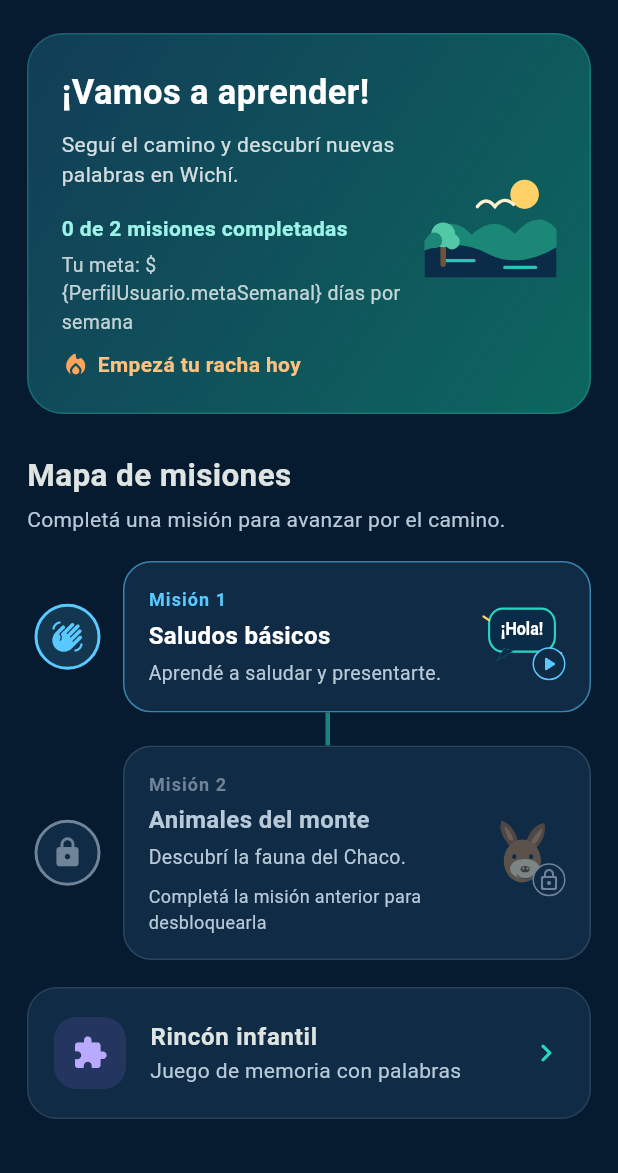
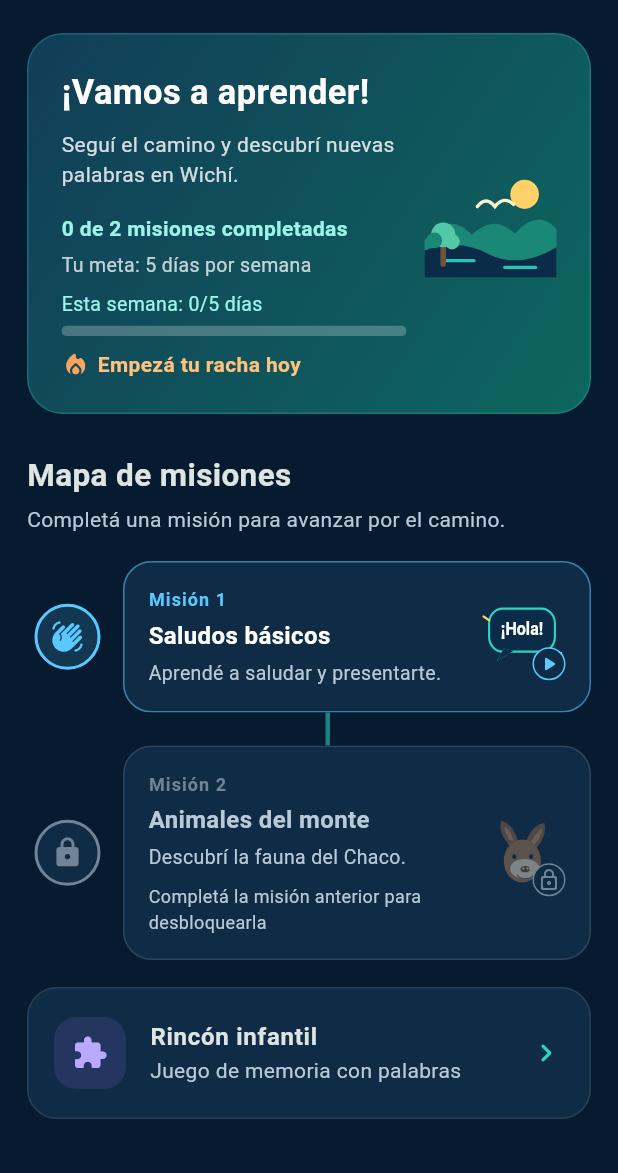
Before and after one commit to Leonardo1991231/duolingo-wichi, a Flutter app: the PantallaInicio screen opened directly, on a phone screen of 412 x 824 dp, the part 63-1236 px from its top. Run offline on Flutter 3.47's test engine with Material 3 defaults, Android fonts, the light colour scheme and no system bars; our stand-ins replace audioplayers, cloud_firestore, firebase_auth, firebase_core, google_sign_in, image_picker and 1 more; missing offline and left inert: record; accounts and stored records are empty.

Commit message:
Muestra el avance de la meta semanal

```diff
--- a/lib/screens/pantalla_inicio.dart
+++ b/lib/screens/pantalla_inicio.dart
@@ -319,10 +319,25 @@ class _PantallaInicioState extends State<PantallaInicio> {
                         ),
                         const SizedBox(height: 5),
                         Text(
-                          'Tu meta: \${PerfilUsuario.metaSemanal} días por semana',
+                          'Tu meta: ${PerfilUsuario.metaSemanal} días por semana',
                           style: TextStyle(
                             color: Colors.white.withOpacity(0.75),
                             fontSize: 13,
+                          ),
+                        ),
+                        const SizedBox(height: 7),
+                        Text(
+                          'Esta semana: ${PerfilUsuario.diasActivosEstaSemana}/${PerfilUsuario.metaSemanal} días',
+                          style: const TextStyle(color: Color(0xFF9CF4E9), fontSize: 13),
+                        ),
+                        const SizedBox(height: 5),
+                        ClipRRect(
+                          borderRadius: BorderRadius.circular(8),
+                          child: LinearProgressIndicator(
+                            value: (PerfilUsuario.diasActivosEstaSemana / PerfilUsuario.metaSemanal).clamp(0.0, 1.0).toDouble(),
+                            minHeight: 7,
+                            backgroundColor: Colors.white24,
+                            color: _turquesa,
                           ),
                         ),
                         const SizedBox(height: 9),
```
Also changed, not shown: lib/quiz_data.dart (+30 -0 lines).
